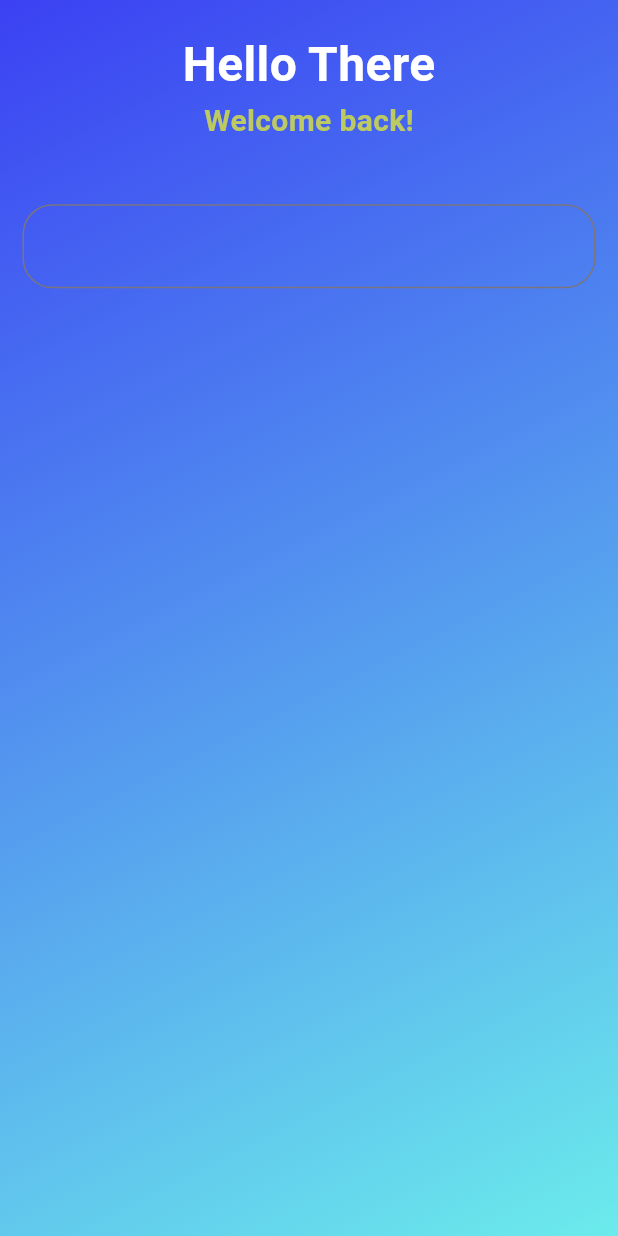
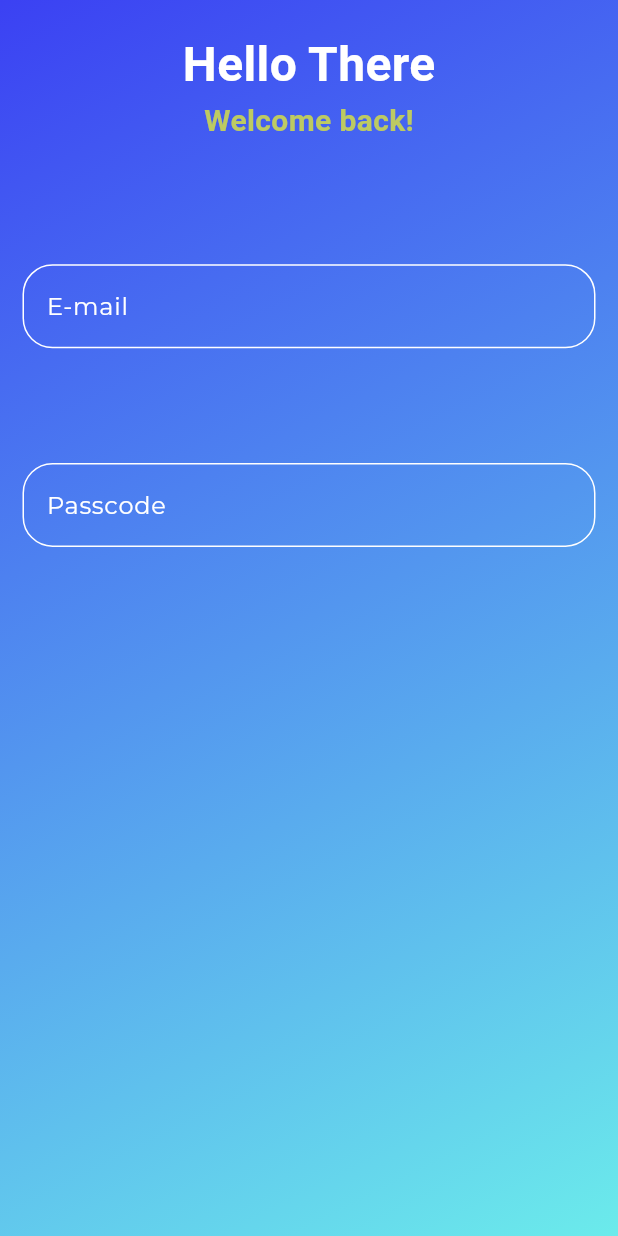
Before and after one commit to ProSkywalker16/chatezy, a Flutter app: the screen it shows after launch, on a phone screen of 412 x 824 dp. Run offline on Flutter 3.47's test engine with Material 3 defaults, Android fonts, the phone set to English and light mode, and no system bars; our stand-ins replace firebase_analytics, firebase_core, google_fonts; accounts and stored records are empty.

Commit message:
modified:   lib/main.dart 	modified:   lib/pages/login_page.dart 	modified:   lib/widgets/custom_form_field.dart

```diff
--- a/lib/pages/login_page.dart
+++ b/lib/pages/login_page.dart
@@ -1,6 +1,7 @@
 import 'package:chatezy/widgets/custom_form_field.dart';
 import 'package:flutter/material.dart';
 import 'package:google_fonts/google_fonts.dart';
+import './login_page.dart';
 
 class LoginPage extends StatefulWidget {
   const LoginPage({super.key});
@@ -12,7 +13,6 @@ class LoginPage extends StatefulWidget {
 class _LoginPageState extends State<LoginPage> {
   @override
   Widget build(BuildContext context) {
-
     return Scaffold(
       resizeToAvoidBottomInset: false,
       body: DecoratedBox(
@@ -39,10 +39,7 @@ class _LoginPageState extends State<LoginPage> {
           vertical: 20.0,
         ),
         child: Column(
-          children: [
-            _headerText(),
-            _loginForm()
-          ],
+          children: [_headerText(), _loginForm()],
         ),
       ),
     );
@@ -90,8 +87,31 @@ class _LoginPageState extends State<LoginPage> {
     ),
     child: Form(
       child: Column(
+        mainAxisSize: MainAxisSize.max,
+        mainAxisAlignment: MainAxisAlignment.spaceBetween,
+        crossAxisAlignment: CrossAxisAlignment.center,
         children: [
-            CustomFormField(),
+          Theme(
+            data: Theme.of(context).copyWith(
+              inputDecorationTheme: InputDecorationTheme(
+                hintStyle: TextStyle(color: Colors.white),
+              ),
+            ),
+            child: Column(
+              children: [
+                SizedBox(height: 40),
+                CustomFormField(
+                  height: MediaQuery.sizeOf(context).height*0.1,
+                  hintText: "E-mail",
+                ),
+                SizedBox(height: 50), // Add vertical space
+                CustomFormField(
+                  height: MediaQuery.sizeOf(context).height*0.1,
+                  hintText: "Passcode",
+                ),
+              ],
+            ),
+          ),
         ],
       ),
     ),
--- a/lib/widgets/custom_form_field.dart
+++ b/lib/widgets/custom_form_field.dart
@@ -1,15 +1,39 @@
 import 'package:flutter/material.dart';
 
 class CustomFormField extends StatelessWidget {
-  const CustomFormField({super.key});
+  final String hintText;
+  final double height;
+
+  const CustomFormField({
+    super.key,
+    required this.hintText,
+    required this.height,
+  });
 
   @override
   Widget build(BuildContext context) {
-    return TextFormField(
-      decoration: InputDecoration(
-        border: OutlineInputBorder(
-          borderRadius: BorderRadius.all(
-            Radius.circular(20),
+    return SizedBox(
+      height: height,
+      child: TextFormField(
+        decoration: InputDecoration(
+          hintText: hintText,
+          border: OutlineInputBorder(
+            borderRadius: BorderRadius.all(
+              Radius.circular(20),
+            ),
+            borderSide: BorderSide(color: Colors.white),
+          ),
+          enabledBorder: OutlineInputBorder(
+            borderRadius: BorderRadius.all(
+              Radius.circular(20),
+            ),
+            borderSide: BorderSide(color: Colors.white),
+          ),
+          focusedBorder: OutlineInputBorder(
+            borderRadius: BorderRadius.all(
+              Radius.circular(20),
+            ),
+            borderSide: BorderSide(color: Colors.white),
           ),
         ),
       ),
```
Also changed, not shown: lib/main.dart (+0 -18 lines). Lines whose indentation alone changed are shown as unchanged.
